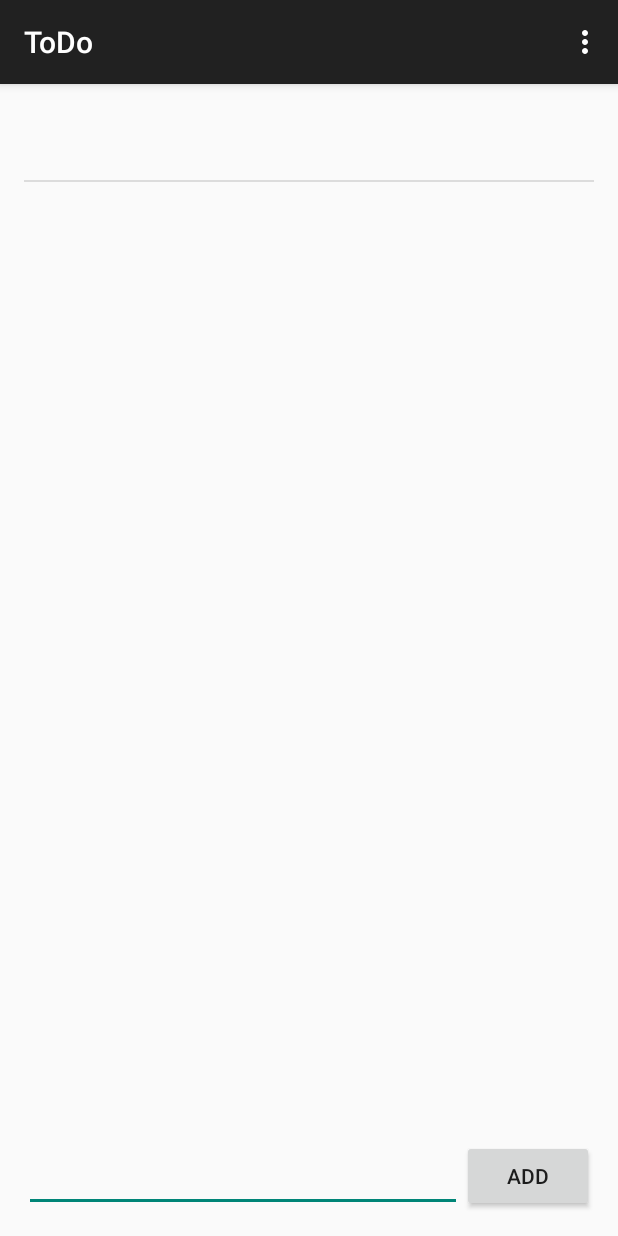
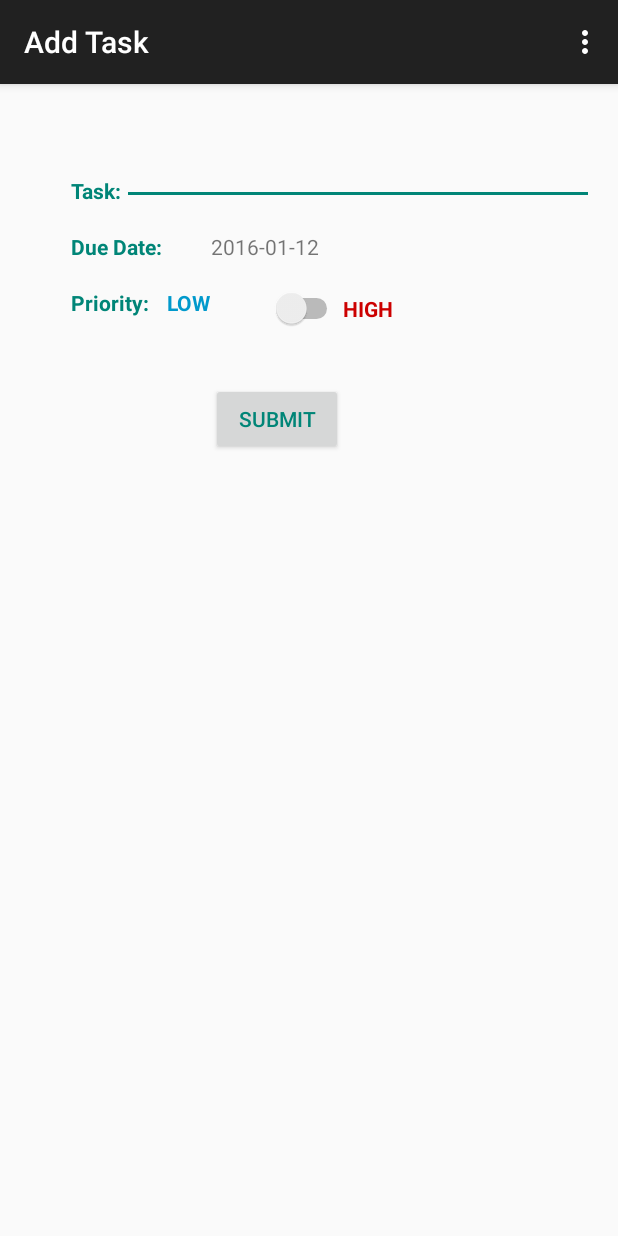
Before and after one commit to anujacharya1/Todo, an Android app: the screen it shows after launch (MainActivity before the commit, AddItemActivity after it), after a tap on "ADD", on a phone screen of 412 x 824 dp. Run offline under Robolectric (Android 15) with nearby library versions, the phone set to English and light mode, and no system bars; libraries missing offline, so code that uses them is left out: com.activeandroid, com.activeandroid.query; 1 statement that could not run was skipped.

Commit message:
some more extension

```diff
--- a/app/src/main/AndroidManifest.xml
+++ b/app/src/main/AndroidManifest.xml
@@ -31,6 +31,11 @@
             android:label="@string/title_activity_edit_item" >
         </activity>
 
+        <activity
+            android:name=".AddItemActivity"
+            android:label="@string/title_activity_add_item" >
+        </activity>
+
     </application>
 
 </manifest>
--- /dev/null
+++ b/app/src/main/java/anuj/com/test2/AddItemActivity.java
@@ -0,0 +1,141 @@
+package anuj.com.test2;
+
+import android.app.DatePickerDialog;
+import android.content.Intent;
+import android.os.Bundle;
+import android.support.v4.app.DialogFragment;
+import android.support.v7.app.ActionBarActivity;
+import android.view.Menu;
+import android.view.MenuItem;
+import android.view.View;
+import android.widget.CompoundButton;
+import android.widget.DatePicker;
+import android.widget.EditText;
+import android.widget.Switch;
+import android.widget.TextView;
+
+import java.text.SimpleDateFormat;
+import java.util.Calendar;
+import java.util.Date;
+
+/**
+ * Created by anujacharya on 1/12/16.
+ */
+public class AddItemActivity extends ActionBarActivity implements DatePickerDialog.OnDateSetListener{
+
+    EditText as_name;
+    Switch as_switch;
+    String date;
+
+    private String priority = "LOW";
+
+    @Override
+    protected void onCreate(Bundle savedInstanceState) {
+        super.onCreate(savedInstanceState);
+        setContentView(R.layout.activity_add_item);
+
+        as_name = (EditText) findViewById(R.id.as_name);
+        as_name.setText("");
+
+        // by default current date
+        Date now = new Date();
+        SimpleDateFormat sdfDate = new SimpleDateFormat("yyyy-MM-dd");
+        date = sdfDate.format(now);
+        ((TextView) findViewById(R.id.dateText)).setText(date);
+
+
+        DialogFragment newFragment = new DatePickerFragment();
+        newFragment.show(getSupportFragmentManager(), "datePicker");
+
+
+        //priority
+        as_switch = (Switch) findViewById(R.id.as_switch);
+        //set the switch to ON
+        as_switch.setChecked(false);
+        //attach a listener to check for changes in state
+        as_switch.setOnCheckedChangeListener(new CompoundButton.OnCheckedChangeListener() {
+
+            @Override
+            public void onCheckedChanged(CompoundButton buttonView,
+                                         boolean isChecked) {
+
+                if(isChecked){
+                    priority = "HIGH";
+                }
+            }
+        });
+//        Toast.makeText(this, status,  Toast.LENGTH_LONG).show();
+
+
+    }
+//    public void showTextNotification(String msgToDisplay) {
+//        Toast.makeText(this, msgToDisplay, Toast.LENGTH_SHORT).show();
+//    }
+
+    @Override
+    public boolean onCreateOptionsMenu(Menu menu) {
+        // Inflate the menu; this adds items to the action bar if it is present.
+        getMenuInflater().inflate(R.menu.menu_edit_item, menu);
+        return true;
+    }
+
+//    private DatePickerDialog.OnDateSetListener myDateListener = new DatePickerDialog.OnDateSetListener() {
+//        @Override
+//        public void onDateSet(DatePicker arg0, int arg1, int arg2, int arg3) {
+//            // TODO Auto-generated method stub
+//            // arg1 = year
+//            // arg2 = month
+//            // arg3 = day
+//            showDate(arg1, arg2+1, arg3);
+//        }
+//    };
+
+//    private void showDate(int year, int month, int day) {
+//        showTextNotification((new StringBuilder().append(day).append("/").append(month).append("/").append(year)).toString());
+//    }
+
+
+    @Override
+    public boolean onOptionsItemSelected(MenuItem item) {
+        // Handle action bar item clicks here. The action bar will
+        // automatically handle clicks on the Home/Up button, so long
+        // as you specify a parent activity in AndroidManifest.xml.
+        int id = item.getItemId();
+
+        //noinspection SimplifiableIfStatement
+        if (id == R.id.action_settings) {
+            return true;
+        }
+
+        return super.onOptionsItemSelected(item);
+    }
+
+    // button click send the text back
+    public void onSubmitAddItem(View view) {
+        // Prepare data intent
+        Intent data = new Intent();
+        // Pass relevant data back as a result
+        data.putExtra("priority", priority);
+        data.putExtra("name", as_name.getText().toString());
+        data.putExtra("date", date);
+
+        // Activity finished ok, return the data
+        setResult(RESULT_OK, data); // set result code and bundle data for response
+        finish(); // closes the activity, pass data to parent
+    }
+
+    @Override
+    public void onDateSet(DatePicker view, int year, int month, int day) {
+
+        Calendar calendar = Calendar.getInstance();
+        calendar.set(year, month, day);
+
+        SimpleDateFormat dd = new SimpleDateFormat("yyyy-MM-dd");
+
+        Date dateAndTime = calendar.getTime();
+        date = dd.format(dateAndTime);
+        //do some stuff for example write on log and update TextField on activity
+        ((TextView) findViewById(R.id.dateText)).setText(date);
+    }
+
+}
--- /dev/null
+++ b/app/src/main/java/anuj/com/test2/DatePickerFragment.java
@@ -0,0 +1,26 @@
+package anuj.com.test2;
+
+import android.app.DatePickerDialog;
+import android.app.Dialog;
+import android.os.Bundle;
+import android.support.v4.app.DialogFragment;
+
+import java.util.Calendar;
+
+/**
+ * Created by anujacharya on 1/12/16.
+ */
+public class DatePickerFragment extends DialogFragment {
+
+    @Override
+    public Dialog onCreateDialog(Bundle savedInstanceState) {
+        // Use the current date as the default date in the picker
+        final Calendar c = Calendar.getInstance();
+        int year = c.get(Calendar.YEAR);
+        int month = c.get(Calendar.MONTH);
+        int day = c.get(Calendar.DAY_OF_MONTH);
+
+        return new DatePickerDialog(getActivity(), (AddItemActivity)getActivity(), year, month, day);
+    }
+
+}
--- a/app/src/main/java/anuj/com/test2/MainActivity.java
+++ b/app/src/main/java/anuj/com/test2/MainActivity.java
@@ -23,6 +23,8 @@ public class MainActivity extends AppCompatActivity {
     private EditText et;
     private ListView lv;
     private final int REQUEST_CODE = 20;
+    private final int REQUEST_CODE_ADD = 21;
+
     private TodoDbHelper todoDbHelper;
     private ArrayList<Todo> todoItems;
 
@@ -107,11 +109,15 @@ public class MainActivity extends AppCompatActivity {
     // button click intent
     public void onSubmit(View view) {
 
-        et = (EditText) findViewById(R.id.editText);
-        String textEntered = et.getText().toString();
-        Todo todo = todoDbHelper.saveToTable(textEntered);
-        todoItems.add(todo);
-        et.setText("");
+        // redirect to the page and call the db helper and return the object from that intent
+        Intent launchAddItemActivity= new Intent(MainActivity.this,AddItemActivity.class);
+        startActivityForResult(launchAddItemActivity, REQUEST_CODE_ADD);
+
+//        et = (EditText) findViewById(R.id.editText);
+//        String textEntered = et.getText().toString();
+//        Todo todo = todoDbHelper.saveToTable(textEntered);
+//        todoItems.add(todo);
+//        et.setText("");
     }
 
     @Override
@@ -126,6 +132,25 @@ public class MainActivity extends AppCompatActivity {
             todoItems.set(position, todo);
             toDoAdapter.notifyDataSetChanged();
         }
+
+
+        /*
+         data.putExtra("priority", priority);
+        data.putExtra("name", as_name.getText().toString());
+        data.putExtra("date", date);
+         */
+        // FOR CODE=21 adding the task
+        if (resultCode == RESULT_OK && requestCode == REQUEST_CODE_ADD) {
+            // Extract name value from result extras
+            String priority = data.getExtras().getString("priority");
+            String name = data.getExtras().getString("name");
+            String date = data.getExtras().getString("date");
+
+
+            Todo todo = todoDbHelper.saveToTable(name, priority, date);
+            todoItems.add(todo);
+            toDoAdapter.notifyDataSetChanged();
+        }
     }
 
 }
--- a/app/src/main/java/anuj/com/test2/sql/TodoDbHelper.java
+++ b/app/src/main/java/anuj/com/test2/sql/TodoDbHelper.java
@@ -1,14 +1,14 @@
 package anuj.com.test2.sql;
 
 import com.activeandroid.query.Select;
+
 import java.util.List;
-import anuj.com.test2.MainActivity;
 
 /**
 * Created by anujacharya on 1/10/16.
 */
 public class TodoDbHelper{
-    private static final String TAG = MainActivity.class.getSimpleName();
+    private static final String TAG = TodoDbHelper.class.getSimpleName();
 
     public List<Todo> getAll() {
         List<Todo> todoList =  new Select()
@@ -25,15 +25,17 @@ public class TodoDbHelper{
 
     public Todo updateTodo(String value, int id){
         Todo item = Todo.load(Todo.class, id);
-        item.value = value;
+        item.setValue(value);
         item.save();
         return item;
     }
 
-    public Todo saveToTable(String value){
+    public Todo saveToTable(String name, String priority, String date){
 
         Todo todo = new Todo();
-        todo.value = value;
+        todo.setValue(name);
+        todo.setPriority(priority);
+        todo.setDate(date);
         todo.save();
         return todo;
     }
--- /dev/null
+++ b/app/src/main/res/layout/activity_add_item.xml
@@ -0,0 +1,115 @@
+<RelativeLayout xmlns:android="http://schemas.android.com/apk/res/android"
+    xmlns:tools="http://schemas.android.com/tools" android:layout_width="match_parent"
+    android:layout_height="match_parent" android:paddingLeft="@dimen/activity_horizontal_margin"
+    android:paddingRight="@dimen/activity_horizontal_margin"
+    android:paddingTop="@dimen/activity_vertical_margin"
+    android:paddingBottom="@dimen/activity_vertical_margin"
+    tools:context="anuj.com.test2.AddItemActivity">
+
+    <Button
+        android:layout_width="wrap_content"
+        android:layout_height="wrap_content"
+        android:text="SUBMIT"
+        android:id="@+id/button3"
+        android:layout_marginTop="36dp"
+        android:textColor="@color/accent_material_light"
+        android:layout_below="@+id/as_switch"
+        android:layout_toRightOf="@+id/textView4"
+        android:layout_toEndOf="@+id/textView4"
+        android:onClick="onSubmitAddItem"/>
+
+    <EditText
+        android:layout_width="wrap_content"
+        android:layout_height="wrap_content"
+        android:id="@+id/as_name"
+        android:selectAllOnFocus="false"
+        android:layout_above="@+id/textView2"
+        android:layout_alignParentRight="true"
+        android:layout_alignParentEnd="true"
+        android:layout_toRightOf="@+id/textView"
+        android:layout_toEndOf="@+id/textView" />
+
+    <TextView
+        android:layout_width="wrap_content"
+        android:layout_height="wrap_content"
+        android:text="Task:"
+        android:id="@+id/textView"
+        android:textStyle="bold"
+        android:textColor="@color/accent_material_light"
+        android:layout_marginTop="45dp"
+        android:layout_alignParentTop="true"
+        android:layout_alignLeft="@+id/textView2"
+        android:layout_alignStart="@+id/textView2" />
+
+    <TextView
+        android:layout_width="wrap_content"
+        android:layout_height="wrap_content"
+        android:text="Due Date: "
+        android:id="@+id/textView2"
+        android:textStyle="bold"
+        android:textColor="@color/accent_material_light"
+        android:layout_marginLeft="31dp"
+        android:layout_marginStart="31dp"
+        android:layout_below="@+id/textView"
+        android:layout_alignParentLeft="true"
+        android:layout_alignParentStart="true"
+        android:layout_marginTop="18dp" />
+
+    <TextView
+        android:layout_width="wrap_content"
+        android:layout_height="wrap_content"
+        android:text="Priority:"
+        android:id="@+id/textView3"
+        android:textStyle="bold"
+        android:textColor="@color/accent_material_light"
+        android:layout_marginTop="18dp"
+        android:layout_below="@+id/textView2"
+        android:layout_alignLeft="@+id/textView2"
+        android:layout_alignStart="@+id/textView2" />
+
+    <Switch
+        android:layout_width="wrap_content"
+        android:layout_height="wrap_content"
+        android:id="@+id/as_switch"
+        android:checked="false"
+        android:layout_alignTop="@+id/textView4"
+        android:layout_alignRight="@+id/dateText"
+        android:layout_alignEnd="@+id/dateText"
+        android:layout_toRightOf="@+id/textView4"
+        android:layout_toEndOf="@+id/textView4" />
+
+    <TextView
+        android:layout_width="wrap_content"
+        android:layout_height="wrap_content"
+        android:text="LOW"
+        android:id="@+id/textView4"
+        android:textColor="@android:color/holo_blue_dark"
+        android:textStyle="bold"
+        android:layout_alignTop="@+id/textView3"
+        android:layout_toRightOf="@+id/textView2"
+        android:layout_toEndOf="@+id/textView2" />
+
+    <TextView
+        android:layout_width="wrap_content"
+        android:layout_height="wrap_content"
+        android:text="HIGH"
+        android:id="@+id/textView5"
+        android:textColor="@android:color/holo_red_dark"
+        android:textStyle="bold"
+        android:layout_alignBaseline="@+id/as_switch"
+        android:layout_alignBottom="@+id/as_switch"
+        android:layout_toRightOf="@+id/as_switch"
+        android:layout_toEndOf="@+id/as_switch" />
+
+    <TextView
+        android:layout_width="wrap_content"
+        android:layout_height="wrap_content"
+        android:id="@+id/dateText"
+        android:layout_alignTop="@+id/textView2"
+        android:layout_alignLeft="@+id/button3"
+        android:layout_alignStart="@+id/button3"
+        android:layout_alignRight="@+id/button3"
+        android:layout_alignEnd="@+id/button3" />
+
+
+</RelativeLayout>
--- a/app/src/main/res/layout/activity_edit_item.xml
+++ b/app/src/main/res/layout/activity_edit_item.xml
@@ -14,6 +14,7 @@
         android:onClick="onSubmit"
         android:layout_alignParentTop="true"
         android:layout_alignParentRight="true"
+        android:textColor="@color/accent_material_light"
         android:layout_alignParentEnd="true" />
 
     <EditText
--- a/app/src/main/res/layout/activity_main.xml
+++ b/app/src/main/res/layout/activity_main.xml
@@ -14,25 +14,14 @@
         android:layout_alignParentStart="true"
         android:layout_above="@+id/button" />
 
-    <EditText
-        android:layout_width="wrap_content"
-        android:layout_height="wrap_content"
-        android:id="@+id/editText"
-        android:layout_alignParentBottom="true"
-        android:layout_alignParentLeft="true"
-        android:layout_alignParentStart="true"
-        android:layout_toLeftOf="@+id/button"
-        android:layout_toStartOf="@+id/button"
-        android:text="@string/enter_text" />
-
     <Button
         android:layout_width="wrap_content"
         android:layout_height="wrap_content"
         android:text="@string/add_button"
+        android:textColor="@color/accent_material_light"
         android:id="@+id/button"
         android:onClick="onSubmit"
         android:layout_alignParentBottom="true"
-        android:layout_alignParentRight="true"
-        android:layout_alignParentEnd="true" />
+        android:layout_centerHorizontal="true" />
 
 </RelativeLayout>
--- /dev/null
+++ b/app/src/main/res/values/mycolor.xml
@@ -0,0 +1,6 @@
+<?xml version="1.0" encoding="utf-8"?>
+<resources>
+    <color name="red">#ff0000</color>
+    <color name="green">#00ff00</color>
+    <color name="blue">#0000ff</color>
+</resources>
--- a/app/src/main/res/values/strings.xml
+++ b/app/src/main/res/values/strings.xml
@@ -5,7 +5,8 @@
     <string name="action_settings">Settings</string>
     <string name="add_button">ADD</string>
     <string name="enter_text"></string>
-    <string name="title_activity_edit_item">EditItemActivity</string>
+    <string name="title_activity_edit_item">Edit Task</string>
+    <string name="title_activity_add_item">Add Task</string>
     <string name="edit_button">SAVE</string>
 
 </resources>
```
Also changed, not shown: app/src/main/java/anuj/com/test2/sql/Todo.java (+32 -1 lines).
